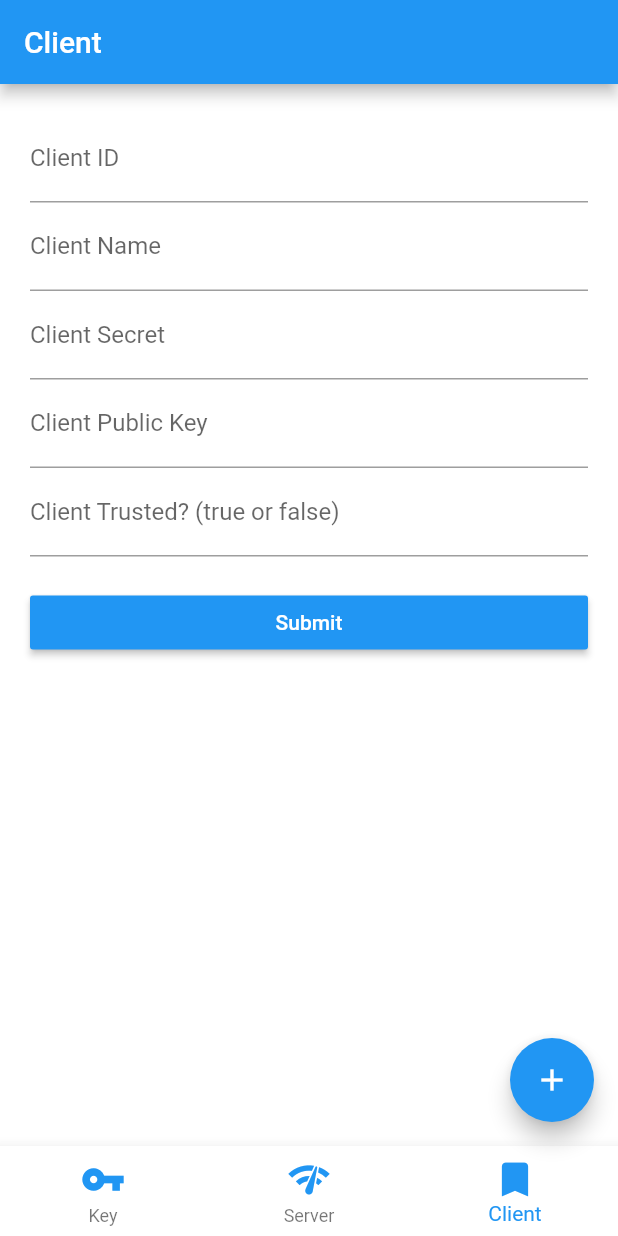
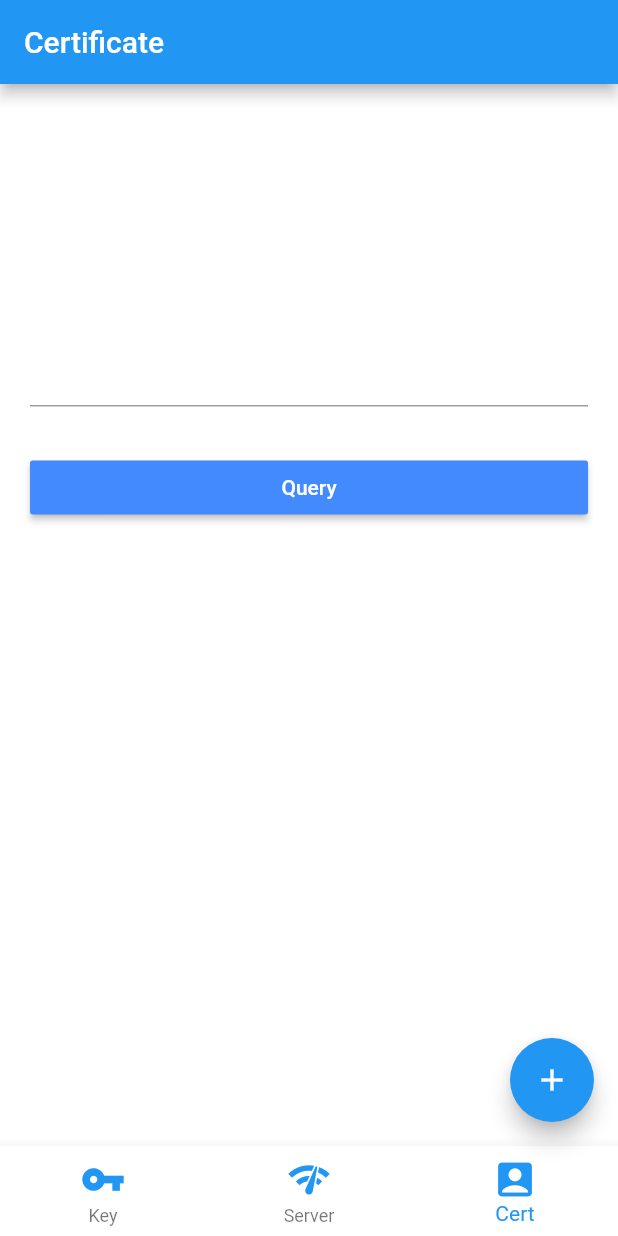
Before and after one commit to disc-o/disco_app, a Flutter app: the screen it shows after launch, item 3 of the bottom bar chosen, on a phone screen of 412 x 824 dp. Run offline on Flutter 3.47's test engine with Material 2 defaults, Android fonts, the phone set to English and light mode, and no system bars; our stand-ins replace convert, dio, sqflite; missing offline and left inert: angel_framework, angel_oauth2, asn1lib, corsac_jwt, crypt, encrypt and 2 more; accounts and stored records are empty.

Commit message:
cert page checkpoint

```diff
--- a/lib/main.dart
+++ b/lib/main.dart
@@ -1,3 +1,4 @@
+import 'package:disco_app/views/cert_page.dart';
 import 'package:flutter/material.dart';
 
 import 'package:disco_app/dependency_provider.dart';
@@ -29,8 +30,8 @@ class HomeScreen extends StatefulWidget {
 class _HomeScreenState extends State<HomeScreen> {
   var _currentIndex = 0;
   var _appBarTitle = 'KeyGen';
-  final _pages = [KeyPage(), ServerPage(), ClientPage()];
-  final _titles = ['KeyGen', 'Server', 'Client'];
+  final _pages = [KeyPage(), ServerPage(), CertPage()];
+  final _titles = ['KeyGen', 'Server', 'Certificate'];
 
   BottomNavigationBarItem _navBarItem(IconData icon, String title) {
     return BottomNavigationBarItem(
@@ -88,7 +89,7 @@ class _HomeScreenState extends State<HomeScreen> {
           items: [
             _navBarItem(Icons.vpn_key, 'Key'),
             _navBarItem(Icons.network_check, 'Server'),
-            _navBarItem(Icons.bookmark, 'Client'),
+            _navBarItem(Icons.account_box, 'Cert'),
           ],
         ),
         body: PageView(
--- a/lib/rsa_key_helper.dart
+++ b/lib/rsa_key_helper.dart
@@ -1,4 +1,5 @@
 import 'dart:convert';
+import 'dart:io';
 import 'dart:math';
 import 'dart:typed_data';
 
--- /dev/null
+++ b/lib/views/cert_page.dart
@@ -0,0 +1,58 @@
+import 'package:disco_app/util.dart' as prefix0;
+import 'package:disco_app/views/certificate_detail_page.dart';
+import 'package:flutter/material.dart';
+import 'package:disco_app/database_helper.dart' as db;
+import 'package:disco_app/widgets/drawer.dart' as drawer;
+
+class CertPage extends StatefulWidget {
+  @override
+  _CertPageState createState() => _CertPageState();
+}
+
+class _CertPageState extends State<CertPage>
+    with AutomaticKeepAliveClientMixin<CertPage> {
+  String _rawQuery = '';
+
+  @override
+  Widget build(BuildContext context) {
+    super.build(context);
+    return Container(
+      color: Colors.white,
+      child: Padding(
+          padding: const EdgeInsets.all(20.0),
+          child: Column(
+            crossAxisAlignment: CrossAxisAlignment.stretch,
+            children: <Widget>[
+              Padding(
+                padding: const EdgeInsets.only(bottom: 30.0),
+                child: TextField(
+                  maxLines: 9,
+                  onChanged: (text) {
+                    setState(() {
+                      _rawQuery = text;
+                    });
+                  },
+                ),
+              ),
+              MaterialButton(
+                color: Colors.blueAccent,
+                child: Text(
+                  'Query',
+                  style: TextStyle(color: Colors.white),
+                ),
+                onPressed: () async {
+                  var cert = await prefix0.parseCertificate(_rawQuery);
+                  Navigator.push(
+                      context,
+                      MaterialPageRoute(
+                          builder: (context) => CertificateDetailPage(cert)));
+                },
+              ),
+            ],
+          )),
+    );
+  }
+
+  @override
+  bool get wantKeepAlive => true;
+}
--- /dev/null
+++ b/lib/views/certificate_detail_page.dart
@@ -0,0 +1,33 @@
+import 'package:disco_app/x509_certificate.dart';
+import 'package:flutter/material.dart';
+
+class CertificateDetailPage extends StatelessWidget {
+  final ParsedX509Certificate cert;
+  CertificateDetailPage(this.cert);
+
+  Widget _getTile(String title, String subtitle) {
+    return ListTile(
+        title: Text(
+          title,
+          style: TextStyle(fontWeight: FontWeight.bold),
+        ),
+        subtitle: Text(subtitle));
+  }
+
+  @override
+  Widget build(BuildContext context) {
+    return Scaffold(
+      appBar: AppBar(title: Text('Certificate Detail')),
+      backgroundColor: Colors.white,
+      body: Container(
+          // color: Colors.white,
+          child: ListView(
+        padding: const EdgeInsets.only(top: 10.0, left: 5.0, right: 5.0),
+        children: <Widget>[
+          _getTile('Issuer', cert.issuer.toJson().toString()),
+          _getTile('Serial Number', cert.serialNumber),
+        ],
+      )),
+    );
+  }
+}
```
Also changed, not shown: lib/util.dart (+17 -2 lines), lib/x509_certificate.dart (added, +249 -0 lines), 1 other file.
